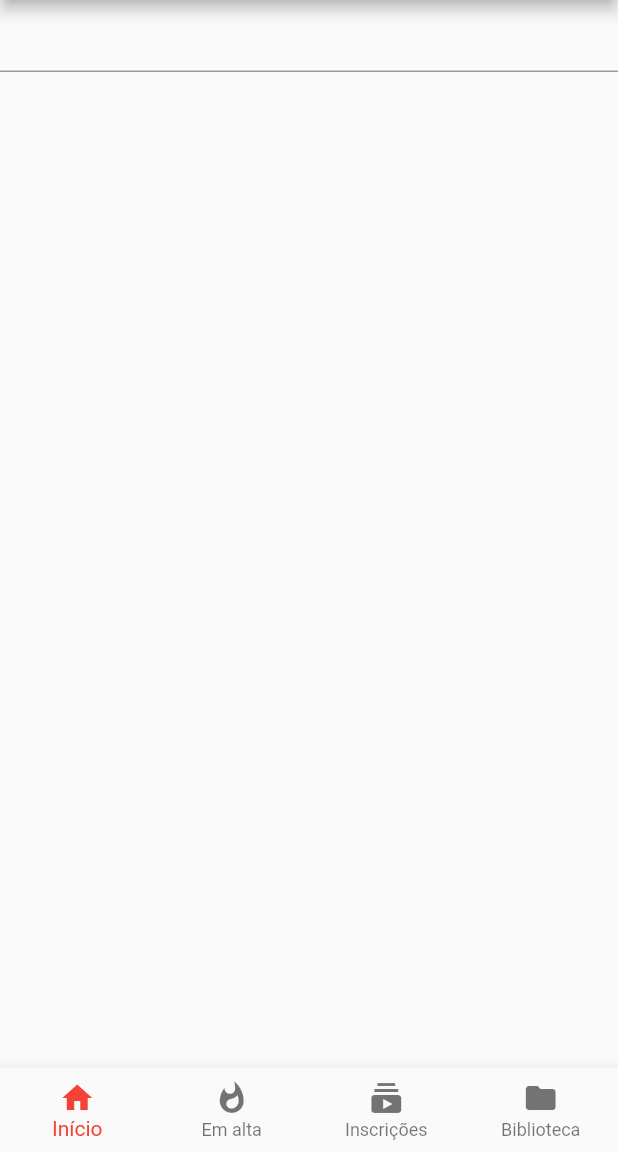
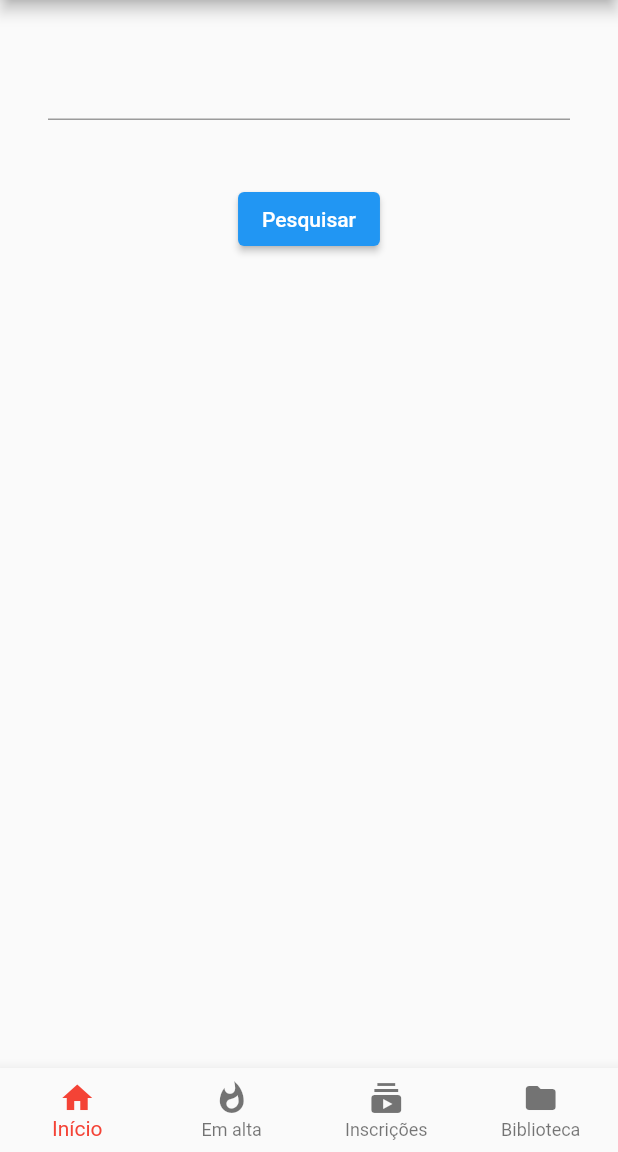
Before and after one commit to Markfgui675/AppYouTube, a Flutter app: the screen it shows after launch, on a phone screen of 412 x 824 dp, the part 84-1236 px from its top. Run offline on Flutter 3.47's test engine with Material 2 defaults, Android fonts, the phone set to English and light mode, and no system bars.

Commit message:
teste:
Teste da pesquisa

```diff
--- a/lib/api.dart
+++ b/lib/api.dart
@@ -7,7 +7,6 @@ const URL_BASE = 'https://www.googleapis.com/youtube/v3/';
 class Api {
 
   pesquisar(String pesquisa) async{
-
 
     http.Response response = await http.get(
       URL_BASE + 'search'
--- a/lib/telas/incio.dart
+++ b/lib/telas/incio.dart
@@ -10,16 +10,32 @@ class Inicio extends StatefulWidget {
 }
 
 class _InicioState extends State<Inicio> {
+
+  TextEditingController _search = TextEditingController();
+
+  _pesqui(){
+
+    Api api = Api();
+    api.pesquisar(_search.text);
+
+  }
+
+
   @override
   Widget build(BuildContext context) {
-
-    Api api = Api();
 
     return Container(
       child: Center(
         child: Column(
           children: <Widget>[
-            TextField(keyboardType: TextInputType.text,)
+            Padding(padding: EdgeInsets.all(32),
+              child:
+              TextField(keyboardType: TextInputType.text,
+              controller: _search)
+            ),
+            Padding(padding: EdgeInsets.all(10),
+              child: ElevatedButton(onPressed: _pesqui, child: Text('Pesquisar'))
+            )
           ],
         )
       ),
```
